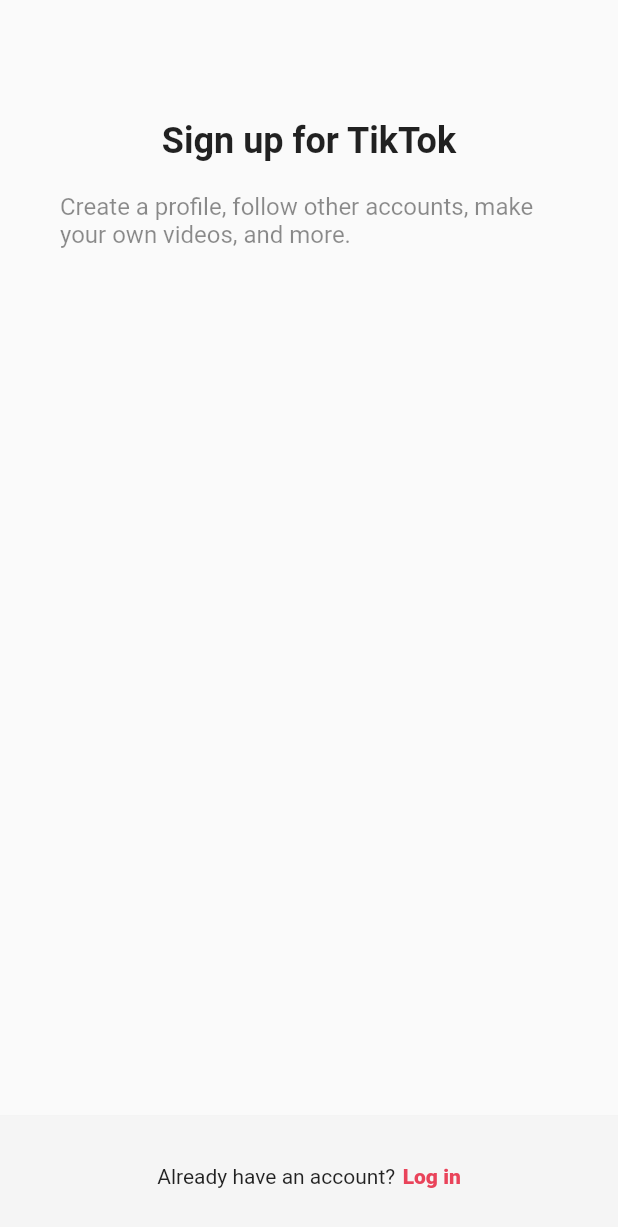
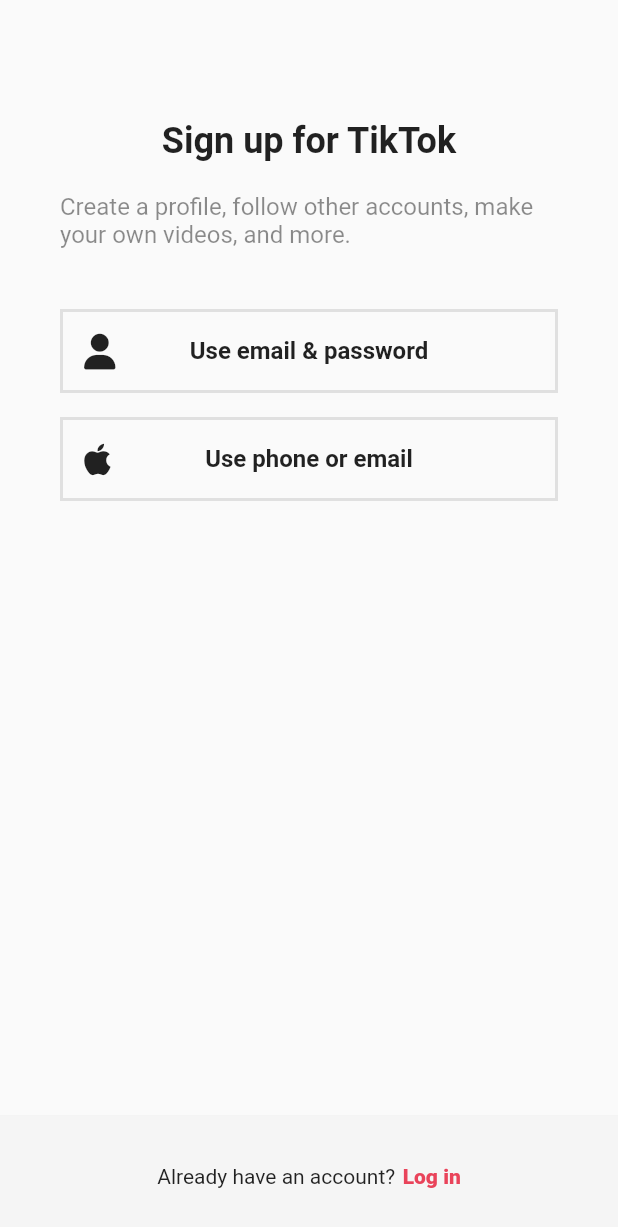
Before and after one commit to hsmchoi/1W-STUDY, a Flutter app: the screen it shows after launch, on a phone screen of 412 x 824 dp. Shown: the top 1227 px of the screen. Run offline on Flutter 3.47's test engine with Material 2 defaults, Android fonts, the phone set to English and light mode, and no system bars; our stand-ins replace font_awesome_flutter.

Commit message:
(4.2) AuthButton

```diff
--- /dev/null
+++ b/tiktok_clone/lib/features/authentication/widget/auth_button.dart
@@ -0,0 +1,48 @@
+import 'package:flutter/material.dart';
+import 'package:font_awesome_flutter/font_awesome_flutter.dart';
+import 'package:tiktok_clone/constants/sizes.dart';
+
+class Authbutton extends StatelessWidget {
+  final String text;
+  final FaIcon icon;
+
+  const Authbutton({
+    super.key,
+    required this.text,
+    required this.icon,
+  });
+
+  @override
+  Widget build(BuildContext context) {
+    return FractionallySizedBox(
+      widthFactor: 1,
+      child: Container(
+        padding: const EdgeInsets.all(Sizes.size14),
+        decoration: BoxDecoration(
+            border: Border.all(
+          color: Colors.grey.shade300,
+          width: Sizes.size2,
+        )),
+        child: Stack(
+          alignment: Alignment.center,
+          children: [
+            Align(
+              alignment: Alignment.centerLeft,
+              child: icon,
+            ),
+            Expanded(
+              child: Text(
+                text,
+                style: const TextStyle(
+                  fontSize: Sizes.size16,
+                  fontWeight: FontWeight.w600,
+                ),
+                textAlign: TextAlign.center,
+              ),
+            ),
+          ],
+        ),
+      ),
+    );
+  }
+}
--- a/tiktok_clone/lib/features/login/login_screen.dart
+++ b/tiktok_clone/lib/features/authentication/widget/login_screen.dart
@@ -1,17 +1,12 @@
 import 'package:flutter/material.dart';
 import 'package:tiktok_clone/constants/gaps.dart';
 import 'package:tiktok_clone/constants/sizes.dart';
-import 'package:tiktok_clone/features/sing_up/sign_up_screen.dart';
 
 class Loginscreen extends StatelessWidget {
   const Loginscreen({super.key});
 
   void onSignUpTap(BuildContext context) {
-    Navigator.of(context).push(
-      MaterialPageRoute(
-        builder: (context) => const SignUpScrren(),
-      ),
-    );
+    Navigator.of(context).pop();
   }
 
   @override
--- a/tiktok_clone/lib/features/sing_up/sign_up_screen.dart
+++ b/tiktok_clone/lib/features/authentication/widget/sign_up_screen.dart
@@ -1,7 +1,9 @@
 import 'package:flutter/material.dart';
+import 'package:font_awesome_flutter/font_awesome_flutter.dart';
 import 'package:tiktok_clone/constants/gaps.dart';
 import 'package:tiktok_clone/constants/sizes.dart';
-import 'package:tiktok_clone/features/login/login_screen.dart';
+import 'package:tiktok_clone/features/authentication/widget/login_screen.dart';
+import 'package:tiktok_clone/features/authentication/widget/auth_button.dart';
 
 class SignUpScrren extends StatelessWidget {
   const SignUpScrren({super.key});
@@ -40,6 +42,16 @@ class SignUpScrren extends StatelessWidget {
                   color: Colors.black45,
                 ),
               ),
+              Gaps.v40,
+              Authbutton(
+                text: "Use email & password",
+                icon: FaIcon(FontAwesomeIcons.solidUser),
+              ),
+              Gaps.v16,
+              Authbutton(
+                text: "Use phone or email",
+                icon: FaIcon(FontAwesomeIcons.apple),
+              ),
             ],
           ),
         ),
--- a/tiktok_clone/lib/main.dart
+++ b/tiktok_clone/lib/main.dart
@@ -1,5 +1,5 @@
 import 'package:flutter/material.dart';
-import 'package:tiktok_clone/features/sing_up/sign_up_screen.dart';
+import 'package:tiktok_clone/features/authentication/widget/sign_up_screen.dart';
 
 void main() {
   runApp(const TikTokApp());
--- a/tiktok_clone/pubspec.yaml
+++ b/tiktok_clone/pubspec.yaml
@@ -36,6 +36,7 @@ dependencies:
   # Use with the CupertinoIcons class for iOS style icons.
   cupertino_icons: ^1.0.2
 
+  font_awesome_flutter: ^10.3.0
 dev_dependencies:
   flutter_test:
     sdk: flutter
```
Also changed, not shown: tiktok_clone/pubspec.lock.
